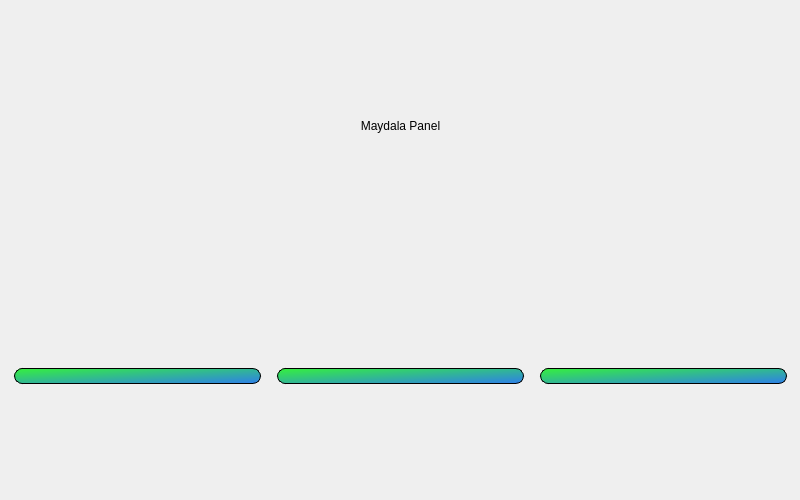
Old version of the form application/ui/home.ui in the repository amir69prog/maydala-panel.
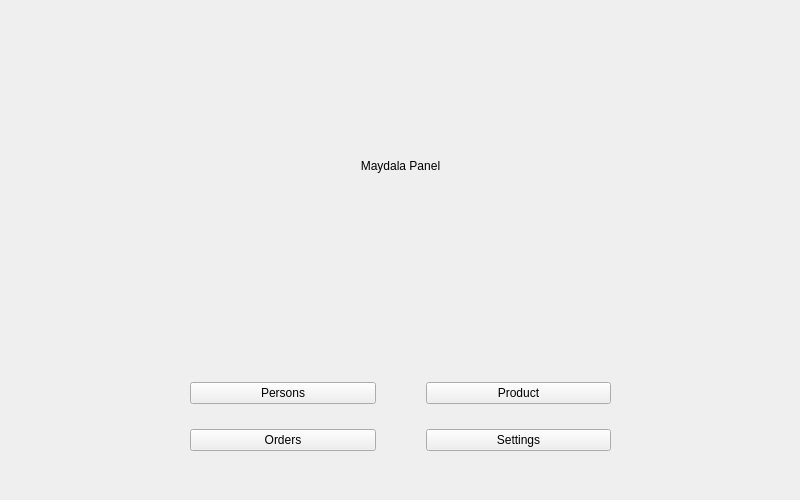
New version of the form. Icons and pictures are not drawn.

Commit message: Add: Settings Page; Color and Form (CRUD)

```diff
--- a/application/ui/home.ui
+++ b/application/ui/home.ui
@@ -16,9 +16,9 @@
   <widget class="QWidget" name="verticalLayoutWidget">
    <property name="geometry">
     <rect>
-     <x>0</x>
+     <x>140</x>
      <y>0</y>
-     <width>801</width>
+     <width>521</width>
      <height>501</height>
     </rect>
    </property>
@@ -43,6 +43,9 @@
     </property>
     <item>
      <widget class="QLabel" name="label">
+      <property name="enabled">
+       <bool>true</bool>
+      </property>
       <property name="styleSheet">
        <string notr="true">font: 20pt &quot;Laksaman&quot;;
 </string>
@@ -59,32 +62,32 @@
      </widget>
     </item>
     <item>
-     <widget class="QWidget" name="horizontalWidget" native="true">
-      <property name="enabled">
-       <bool>true</bool>
+     <layout class="QGridLayout" name="gridLayout">
+      <property name="leftMargin">
+       <number>50</number>
       </property>
-      <property name="styleSheet">
-       <string notr="true">QPushButton {
-	height:4em;
-	margin:5px;
-	font: 14pt &quot;Laksaman&quot;;
-	border:1px solid ;
-	border-radius:8px;
-	background-color:qlineargradient(spread:pad, x1:0, y1:0, x2:1, y2:1, stop:0.00526316 rgba(53, 240, 61, 255), stop:1 rgba(46, 127, 233, 255));
-}
-
-QPushButton:hover {
-	border-radius:15px;
-}</string>
+      <property name="topMargin">
+       <number>50</number>
       </property>
-      <layout class="QHBoxLayout" name="horizontalLayout">
-       <item>
+      <property name="rightMargin">
+       <number>50</number>
+      </property>
+      <property name="bottomMargin">
+       <number>50</number>
+      </property>
+      <property name="horizontalSpacing">
+       <number>50</number>
+      </property>
+      <property name="verticalSpacing">
+       <number>25</number>
+      </property>
+      <item row="0" column="0">
         <widget class="QPushButton" name="person_btn">
          <property name="cursor">
           <cursorShape>PointingHandCursor</cursorShape>
          </property>
          <property name="text">
-          <string/>
+         <string>Persons</string>
          </property>
          <property name="icon">
           <iconset>
@@ -92,19 +95,19 @@
          </property>
          <property name="iconSize">
           <size>
-           <width>64</width>
-           <height>64</height>
+          <width>32</width>
+          <height>32</height>
           </size>
          </property>
         </widget>
        </item>
-       <item>
+      <item row="1" column="0">
         <widget class="QPushButton" name="orders_btn">
          <property name="cursor">
           <cursorShape>PointingHandCursor</cursorShape>
          </property>
          <property name="text">
-          <string/>
+         <string>Orders</string>
          </property>
          <property name="icon">
           <iconset>
@@ -112,19 +115,19 @@
          </property>
          <property name="iconSize">
           <size>
-           <width>64</width>
-           <height>64</height>
+          <width>32</width>
+          <height>32</height>
           </size>
          </property>
         </widget>
        </item>
-       <item>
+      <item row="0" column="1">
         <widget class="QPushButton" name="products_btn">
          <property name="cursor">
           <cursorShape>PointingHandCursor</cursorShape>
          </property>
          <property name="text">
-          <string/>
+         <string>Product</string>
          </property>
          <property name="icon">
           <iconset>
@@ -132,14 +135,33 @@
          </property>
          <property name="iconSize">
           <size>
-           <width>64</width>
-           <height>64</height>
+          <width>32</width>
+          <height>32</height>
+         </size>
+        </property>
+       </widget>
+      </item>
+      <item row="1" column="1">
+       <widget class="QPushButton" name="settings_btn">
+        <property name="cursor">
+         <cursorShape>PointingHandCursor</cursorShape>
+        </property>
+        <property name="text">
+         <string>Settings</string>
+        </property>
+        <property name="icon">
+         <iconset>
+          <normaloff>../images/settings.png</normaloff>../images/settings.png</iconset>
+        </property>
+        <property name="iconSize">
+         <size>
+          <width>32</width>
+          <height>32</height>
           </size>
          </property>
         </widget>
        </item>
       </layout>
-     </widget>
     </item>
    </layout>
   </widget>
```
Lines whose indentation alone changed are shown as unchanged. The commit also changes 6 other files.
